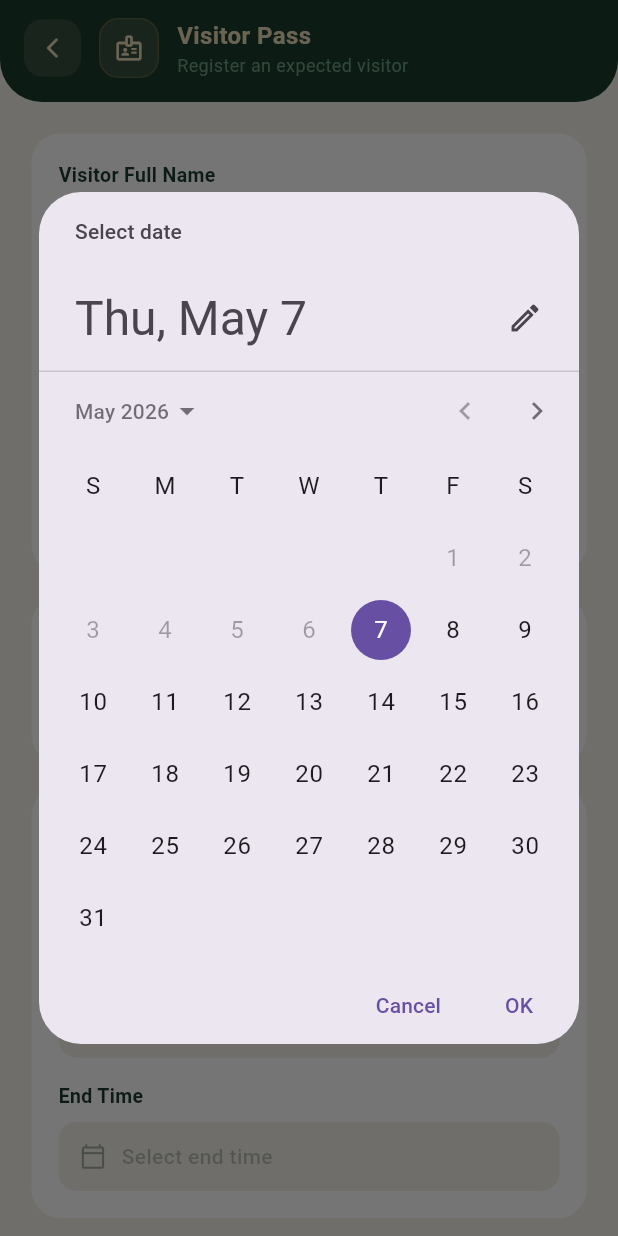
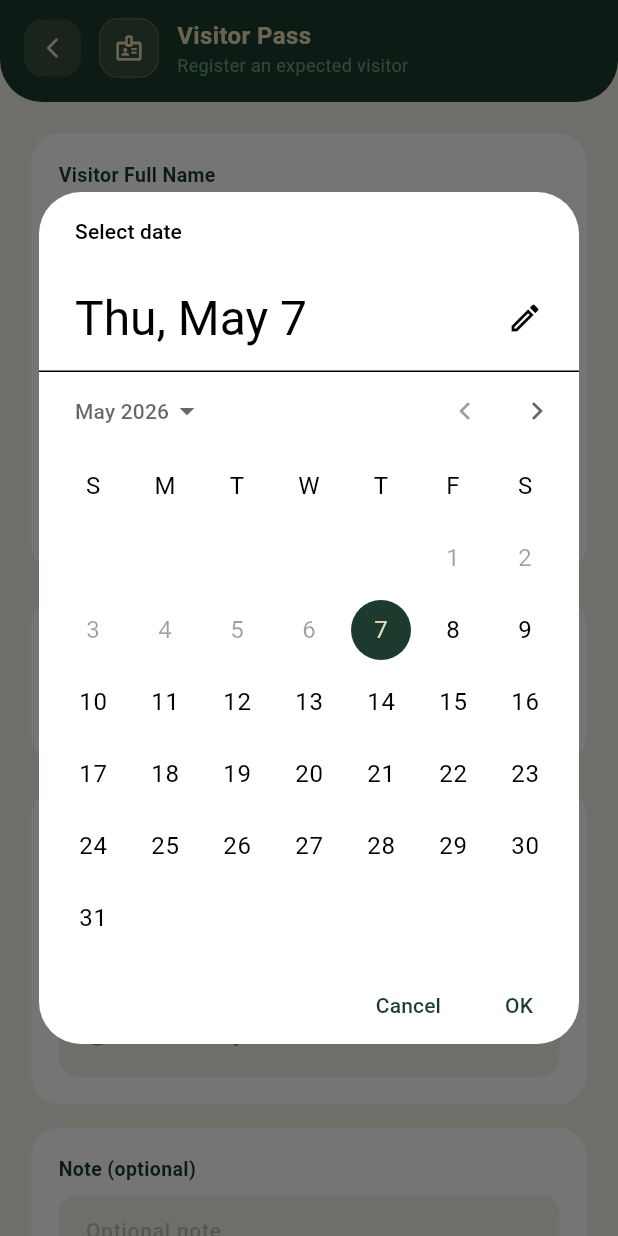
Before and after one commit to radjaa-b/Hexa_linked, a Flutter app: the VisitorScreen screen opened directly, after a tap on "Select date", on a phone screen of 412 x 824 dp. Run offline on Flutter 3.47's test engine with Material 3 defaults, Android fonts, the phone set to English and light mode, and no system bars; our stand-ins replace app_links, flutter_dotenv, flutter_secure_storage, geolocator, image_picker, timeago; accounts and stored records are empty.

Commit message:
Polishe num2: fixed the time slot in the request visitor, removed end time, updated the form for better UI

```diff
--- a/mobile_flutter/lib/features/requests/screens/maintenance_screen.dart
+++ b/mobile_flutter/lib/features/requests/screens/maintenance_screen.dart
@@ -24,10 +24,6 @@ class _MaintenanceScreenState extends State<MaintenanceScreen> {
   final List<String> _categories = [
     'Plumbing',
     'Electrical',
-    'HVAC',
-    'Appliance',
-    'Structural',
-    'Pest Control',
     'Cleaning',
     'Other',
   ];
--- a/mobile_flutter/lib/features/requests/screens/visitor_screen.dart
+++ b/mobile_flutter/lib/features/requests/screens/visitor_screen.dart
@@ -23,7 +23,6 @@ class _VisitorScreenState extends State<VisitorScreen> {
   DateTime? _visitDate;
 
   TimeOfDay? _startTime;
-  TimeOfDay? _endTime;
 
   bool _isLoading = false;
 
@@ -51,23 +50,40 @@ class _VisitorScreenState extends State<VisitorScreen> {
       initialDate: DateTime.now(),
       firstDate: DateTime.now(),
       lastDate: DateTime.now().add(const Duration(days: 60)),
+      builder: (context, child) => Theme(
+        data: Theme.of(context).copyWith(
+          colorScheme: const ColorScheme.light(
+            primary: AppColors.darkGreen,
+            onPrimary: AppColors.parchment,
+          ),
+        ),
+        child: child!,
+      ),
     );
-    if (picked != null) setState(() => _visitDate = picked);
+
+    if (picked != null) {
+      setState(() => _visitDate = picked);
+    }
   }
 
-  Future<void> _pickTime({required bool isStart}) async {
+  Future<void> _pickTime() async {
     final picked = await showTimePicker(
       context: context,
-      initialTime: TimeOfDay.now(),
+      initialTime: _startTime ?? TimeOfDay.now(),
+      builder: (context, child) => Theme(
+        data: Theme.of(context).copyWith(
+          colorScheme: const ColorScheme.light(
+            primary: AppColors.darkGreen,
+            onPrimary: AppColors.parchment,
+          ),
+        ),
+        child: child!,
+      ),
     );
 
     if (picked != null) {
       setState(() {
-        if (isStart) {
-          _startTime = picked;
-        } else {
-          _endTime = picked;
-        }
+        _startTime = picked;
       });
     }
   }
@@ -77,11 +93,21 @@ class _VisitorScreenState extends State<VisitorScreen> {
     return '${t.hour.toString().padLeft(2, '0')}:${t.minute.toString().padLeft(2, '0')}';
   }
 
+  String _formatDate(DateTime? date) {
+    if (date == null) return '';
+    return '${date.day}/${date.month}/${date.year}';
+  }
+
   Future<void> _submit() async {
     if (!_formKey.currentState!.validate()) return;
 
-    if (_visitDate == null || _startTime == null || _endTime == null) {
-      showErrorSnack(context, 'Please select date and time');
+    if (_visitDate == null) {
+      showErrorSnack(context, 'Please select a visit date');
+      return;
+    }
+
+    if (_startTime == null) {
+      showErrorSnack(context, 'Please select the expected time of arrival');
       return;
     }
 
@@ -91,7 +117,10 @@ class _VisitorScreenState extends State<VisitorScreen> {
       final session = await AuthService.getStoredSession(
         requiredRole: 'resident',
       );
-      if (session == null) throw Exception('User not authenticated');
+
+      if (session == null) {
+        throw Exception('User not authenticated');
+      }
 
       await RequestsService().submitVisitorRequest(
         token: session.accessToken,
@@ -102,7 +131,7 @@ class _VisitorScreenState extends State<VisitorScreen> {
           purpose: _purpose,
           visitDate: _visitDate!,
           startTime: _formatTime(_startTime),
-          endTime: _formatTime(_endTime),
+          endTime: _formatTime(_startTime),
           note: _noteController.text.trim().isEmpty
               ? null
               : _noteController.text.trim(),
@@ -114,10 +143,50 @@ class _VisitorScreenState extends State<VisitorScreen> {
         Navigator.pop(context);
       }
     } catch (e) {
-      if (mounted) showErrorSnack(context, e.toString());
+      if (mounted) {
+        showErrorSnack(context, e.toString().replaceFirst('Exception: ', ''));
+      }
     } finally {
       if (mounted) setState(() => _isLoading = false);
     }
+  }
+
+  Widget _timePickerBox({
+    required String hint,
+    required TimeOfDay? time,
+    required VoidCallback onTap,
+  }) {
+    return GestureDetector(
+      onTap: onTap,
+      child: Container(
+        width: double.infinity,
+        padding: const EdgeInsets.symmetric(horizontal: 16, vertical: 18),
+        decoration: BoxDecoration(
+          color: AppColors.cream,
+          borderRadius: BorderRadius.circular(14),
+        ),
+        child: Row(
+          children: [
+            const Icon(
+              Icons.access_time_rounded,
+              color: AppColors.mutedGreen,
+              size: 20,
+            ),
+            const SizedBox(width: 12),
+            Text(
+              time == null ? hint : _formatTime(time),
+              style: TextStyle(
+                color: time == null
+                    ? AppColors.mutedGreen
+                    : AppColors.darkGreen,
+                fontSize: 16,
+                fontWeight: FontWeight.w600,
+              ),
+            ),
+          ],
+        ),
+      ),
+    );
   }
 
   @override
@@ -144,15 +213,16 @@ class _VisitorScreenState extends State<VisitorScreen> {
                         RequestTextField(
                           controller: _nameController,
                           hint: 'Ahmed Benali',
-                          validator: (v) =>
-                              v == null || v.isEmpty ? 'Required' : null,
+                          validator: (v) => v == null || v.trim().isEmpty
+                              ? 'Name is required'
+                              : null,
                         ),
                         const SizedBox(height: 16),
 
                         const FieldLabel('Visitor Phone'),
                         RequestTextField(
                           controller: _phoneController,
-                          hint: 'e.g. +213 555 123 456',
+                          hint: '+213 555 123 456',
                           keyboardType: TextInputType.phone,
                           validator: (v) => v == null || v.trim().isEmpty
                               ? 'Phone is required'
@@ -165,9 +235,15 @@ class _VisitorScreenState extends State<VisitorScreen> {
                           controller: _emailController,
                           hint: 'visitor@email.com',
                           keyboardType: TextInputType.emailAddress,
-                          validator: (v) => v == null || v.trim().isEmpty
-                              ? 'Email is required'
-                              : null,
+                          validator: (v) {
+                            if (v == null || v.trim().isEmpty) {
+                              return 'Email is required';
+                            }
+                            if (!v.contains('@')) {
+                              return 'Enter a valid email';
+                            }
+                            return null;
+                          },
                         ),
                       ],
                     ),
@@ -195,37 +271,28 @@ class _VisitorScreenState extends State<VisitorScreen> {
                           hint: 'Select date',
                           onTap: _pickDate,
                         ),
+                        if (_visitDate != null) ...[
+                          const SizedBox(height: 8),
+                          Align(
+                            alignment: Alignment.centerLeft,
+                            child: Text(
+                              'Selected: ${_formatDate(_visitDate)}',
+                              style: const TextStyle(
+                                color: AppColors.mutedGreen,
+                                fontSize: 12,
+                                fontWeight: FontWeight.w500,
+                              ),
+                            ),
+                          ),
+                        ],
+
                         const SizedBox(height: 16),
 
-                        const FieldLabel('Start Time'),
-                        DatePickerRow(
-                          selectedDate: _startTime == null
-                              ? null
-                              : DateTime(
-                                  0,
-                                  0,
-                                  0,
-                                  _startTime!.hour,
-                                  _startTime!.minute,
-                                ),
-                          hint: 'Select start time',
-                          onTap: () => _pickTime(isStart: true),
-                        ),
-                        const SizedBox(height: 16),
-
-                        const FieldLabel('End Time'),
-                        DatePickerRow(
-                          selectedDate: _endTime == null
-                              ? null
-                              : DateTime(
-                                  0,
-                                  0,
-                                  0,
-                                  _endTime!.hour,
-                                  _endTime!.minute,
-                                ),
-                          hint: 'Select end time',
-                          onTap: () => _pickTime(isStart: false),
+                        const FieldLabel('Expected Time of Arrival'),
+                        _timePickerBox(
+                          hint: 'Select expected arrival time',
+                          time: _startTime,
+                          onTap: _pickTime,
                         ),
                       ],
                     ),
@@ -238,6 +305,7 @@ class _VisitorScreenState extends State<VisitorScreen> {
                         RequestTextField(
                           controller: _noteController,
                           hint: 'Optional note',
+                          validator: (_) => null,
                         ),
                       ],
                     ),
--- a/mobile_flutter/lib/features/requests/services/requests_service.dart
+++ b/mobile_flutter/lib/features/requests/services/requests_service.dart
@@ -9,7 +9,7 @@ import 'package:flutter/foundation.dart';
 import 'package:resident_app/features/auth/services/auth_service.dart';
 
 class RequestsService {
-  static const String _baseUrl = 'http://10.116.137.51:8000';
+  static String get _baseUrl => AuthService.baseUrl;
 
   static const bool _useMock = false;
 
```
Also changed, not shown: mobile_flutter/lib/features/requests/widgets/requests_design.dart (+140 -56 lines).
